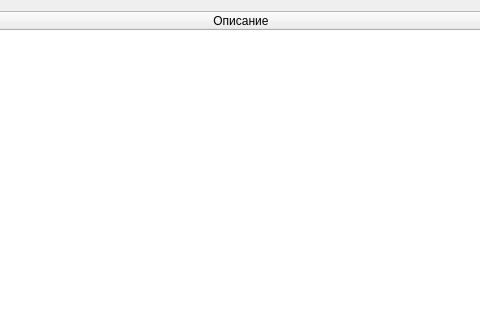
Qt form Digitizer by Radium.Khlopin/errorlogwindow.ui (Alligator4ik/Dizitizer) before a commit; both pictures show x 358 to 838 and y 0 to 320 of the 998 by 471 pixel window.
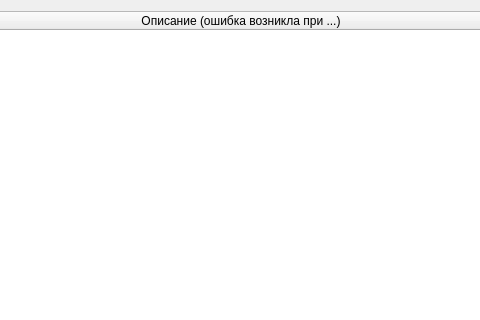
The same form after that commit.

Diff of the .ui file:
```diff
--- a/Digitizer by Radium.Khlopin/errorlogwindow.ui
+++ b/Digitizer by Radium.Khlopin/errorlogwindow.ui
@@ -74,7 +74,7 @@
      </column>
      <column>
       <property name="text">
-       <string>Описание</string>
+       <string>Описание (ошибка возникла при ...)</string>
       </property>
       <property name="textAlignment">
        <set>AlignCenter</set>
```
